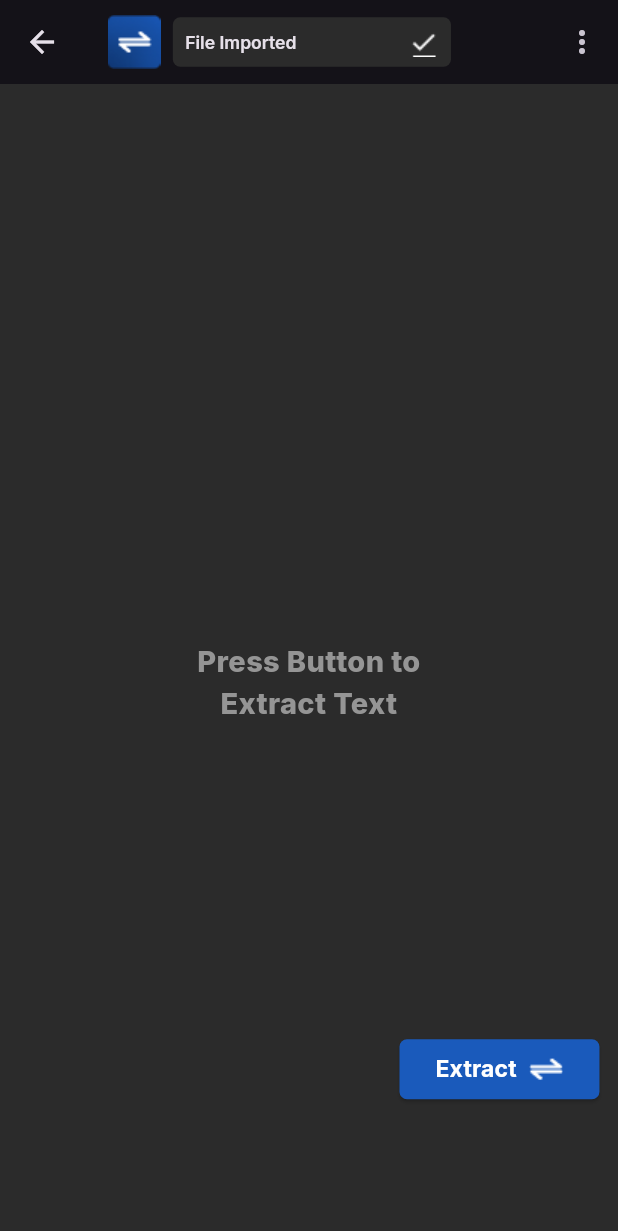
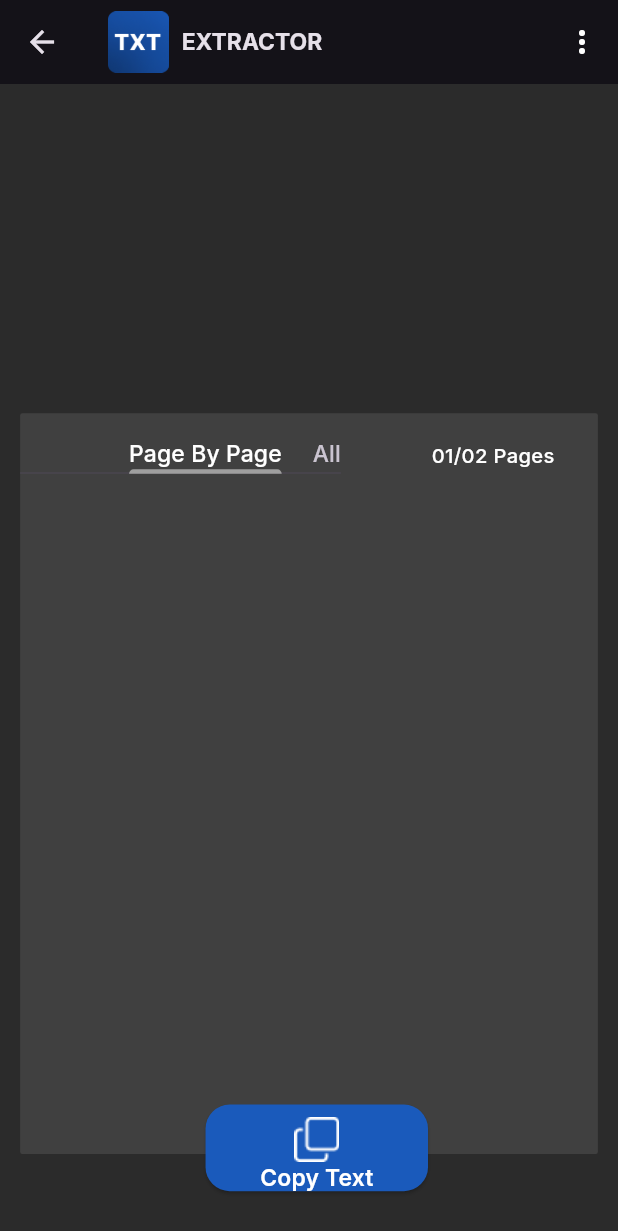
Before and after one commit to iDevCraft/Text-Converter, a Flutter app: the FetchFile screen opened directly with empty values, after a tap on "Extract", on a phone screen of 412 x 824 dp. Shown: the top 1231 px of the screen. Run offline on Flutter 3.47's test engine with Material 3 defaults, Android fonts, the phone set to English and light mode, and no system bars; our stand-ins replace device_info_plus, google_fonts, permission_handler, responsive_sizer; missing offline and left inert: external_path, google_mlkit_text_recognition, photo_manager.

Commit message:
Add result page and update UI components
Introduces a new result page screen with UI for text extraction results. Adds a new image asset and updates string_images.dart with new image and color references. Refines main screen UI text and navigation, and removes unnecessary spacing in fetch_file.dart.

```diff
--- a/lib/helper/string_images.dart
+++ b/lib/helper/string_images.dart
@@ -7,8 +7,10 @@ String importFile = "assets/image/import_file.png";
 String importFileFirst = "assets/image/import_file_fist.png";
 String tick = "assets/image/tick.png";
 String convert = "assets/image/convert_vector.png";
+String copytext = "assets/image/copytext_ventor.png";
 
 // Colors
 
 Color lightGrey = const Color(0xFF2b2b2b);
 Color grey = const Color(0xFF959595);
+Color blue = const Color(0xFF1a5abb);
--- a/lib/screens/fetch_file.dart
+++ b/lib/screens/fetch_file.dart
@@ -4,6 +4,7 @@ import 'package:flutter/material.dart';
 import 'package:google_fonts/google_fonts.dart';
 import 'package:responsive_sizer/responsive_sizer.dart';
 import 'package:text_converter/helper/string_images.dart';
+import 'package:text_converter/screens/resultpage.dart';
 
 class FetchFile extends StatefulWidget {
   final List<Uint8List> selectedFiles;
@@ -119,7 +120,18 @@ class _FetchFileState extends State<FetchFile> {
                         borderRadius: BorderRadius.circular(5),
                       ),
                     ),
-                    onPressed: () {},
+                    onPressed: () {
+                      setState(() {
+                        Navigator.push(
+                          context,
+                          MaterialPageRoute(
+                            builder: (context) {
+                              return Resultpage(images: widget.selectedFiles);
+                            },
+                          ),
+                        );
+                      });
+                    },
                     child: Row(
                       children: [
                         Text(
@@ -127,7 +139,6 @@ class _FetchFileState extends State<FetchFile> {
                           style: GoogleFonts.inter(
                             fontSize: 16.sp,
                             color: Colors.white,
-
                             fontWeight: FontWeight.w700,
                           ),
                         ),
--- /dev/null
+++ b/lib/screens/resultpage.dart
@@ -0,0 +1,164 @@
+import 'dart:typed_data';
+
+import 'package:flutter/material.dart';
+import 'package:google_fonts/google_fonts.dart';
+import 'package:responsive_sizer/responsive_sizer.dart';
+import 'package:text_converter/helper/string_images.dart';
+
+class Resultpage extends StatefulWidget {
+  final List<Uint8List> images;
+  const Resultpage({super.key, required this.images});
+
+  @override
+  State<Resultpage> createState() => _ResultpageState();
+}
+
+class _ResultpageState extends State<Resultpage> {
+  @override
+  Widget build(BuildContext context) {
+    return Scaffold(
+      appBar: AppBar(
+        title: Column(
+          children: [
+            Row(
+              children: [
+                Image.asset(txt_component, scale: 7.sp),
+                SizedBox(width: 2.w),
+                Text(
+                  "EXTRACTOR",
+                  style: GoogleFonts.inter(
+                    fontSize: 16.sp,
+                    fontWeight: FontWeight.bold,
+                  ),
+                ),
+              ],
+            ),
+          ],
+        ),
+        actions: [
+          IconButton(
+            onPressed: () {},
+            icon: Icon(Icons.more_vert, color: Colors.white),
+          ),
+        ],
+      ),
+      body: Container(
+        color: Color(0xff2b2b2b),
+        width: double.infinity,
+        height: double.infinity,
+        child: Column(
+          children: [
+            Container(
+              color: Colors.transparent,
+              height: 25.h,
+              child: ListView.builder(
+                scrollDirection: Axis.horizontal,
+                itemCount: widget.images.length,
+                itemBuilder: (context, index) {
+                  return Container(
+                    margin: EdgeInsets.all(3.w),
+                    width: 30.w,
+                    height: 15.h,
+                    child: Card(
+                      child: Image.memory(
+                        widget.images[index],
+                        fit: BoxFit.fill,
+                      ),
+                    ),
+                  );
+                },
+              ),
+            ),
+            Expanded(
+              child: Padding(
+                padding: EdgeInsets.all(15.sp),
+                child: Stack(
+                  children: [
+                    Container(
+                      margin: EdgeInsets.only(bottom: 5.h),
+                      width: double.infinity,
+                      decoration: BoxDecoration(
+                        borderRadius: BorderRadius.circular(5.sp),
+                        color: Color(0xff404040),
+                      ),
+                      child: Column(
+                        children: [
+                          Row(
+                            children: [
+                              Container(
+                                margin: EdgeInsets.only(top: 2.h),
+                                child: DefaultTabController(
+                                  length: 2,
+                                  child: TabBar(
+                                    indicatorSize: TabBarIndicatorSize.label,
+                                    labelPadding: EdgeInsets.only(left: 5.w),
+                                    indicatorColor: Color(0xff9f9f9f),
+                                    labelStyle: GoogleFonts.inter(
+                                      fontSize: 16.sp,
+                                      color: Colors.white,
+                                      fontWeight: FontWeight.w500,
+                                    ),
+                                    isScrollable: true,
+                                    physics: NeverScrollableScrollPhysics(),
+                                    tabs: [Text("Page By Page"), Text("All")],
+                                  ),
+                                ),
+                              ),
+                              Spacer(),
+                              Container(
+                                margin: EdgeInsets.only(top: 2.h, right: 7.w),
+                                child: Text(
+                                  "01/02 Pages",
+                                  style: GoogleFonts.inter(
+                                    fontSize: 15.sp,
+                                    color: Colors.white,
+                                    fontWeight: FontWeight.w500,
+                                  ),
+                                ),
+                              ),
+                            ],
+                          ),
+                        ],
+                      ),
+                    ),
+                    Positioned(
+                      left: 30.w,
+                      height: 7.h,
+                      bottom: 2.h,
+                      width: 36.w,
+                      child: ElevatedButton(
+                        style: ElevatedButton.styleFrom(
+                          backgroundColor: blue,
+                          shape: RoundedRectangleBorder(
+                            borderRadius: BorderRadius.circular(16),
+                          ),
+                        ),
+                        onPressed: () {},
+                        child: Container(
+                          margin: EdgeInsets.only(top: 1.h),
+                          child: Column(
+                            children: [
+                              Image.asset(copytext),
+                              Text(
+                                "Copy Text",
+                                style: GoogleFonts.inter(
+                                  fontSize: 16.sp,
+                                  color: Colors.white,
+                                  fontWeight: FontWeight.w600,
+                                ),
+                              ),
+                            ],
+                          ),
+                        ),
+                      ),
+                    ),
+                  ],
+                ),
+              ),
+            ),
+          ],
+        ),
+      ),
+    );
+  }
+}
--- a/pubspec.yaml
+++ b/pubspec.yaml
@@ -40,6 +40,10 @@ dependencies:
   photo_manager: ^3.0.0
   permission_handler: ^12.0.1
   file_picker: ^10.2.4
+  google_mlkit_text_recognition: ^0.15.0
+  device_info_plus: ^11.5.0
+  external_path: ^2.2.0
+
 
 
 dev_dependencies:
```
Also changed, not shown: lib/screens/helper/pdfScreen.dart (+44 -19 lines), lib/screens/main_screen.dart (+14 -8 lines), lib/screens/text_detect/text_detector.dart (added, +36 -0 lines), assets/image/copytext_ventor.png (added), pubspec.lock, 2 other files.
